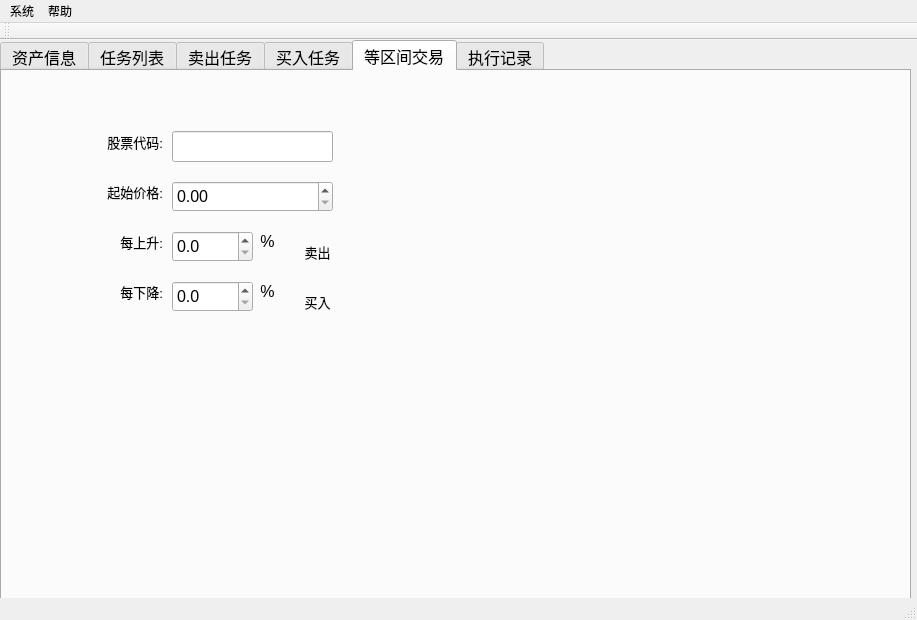
Qt form TradeWinner/trade_winner.ui (spartawwy/mytrd_proj) before a commit.
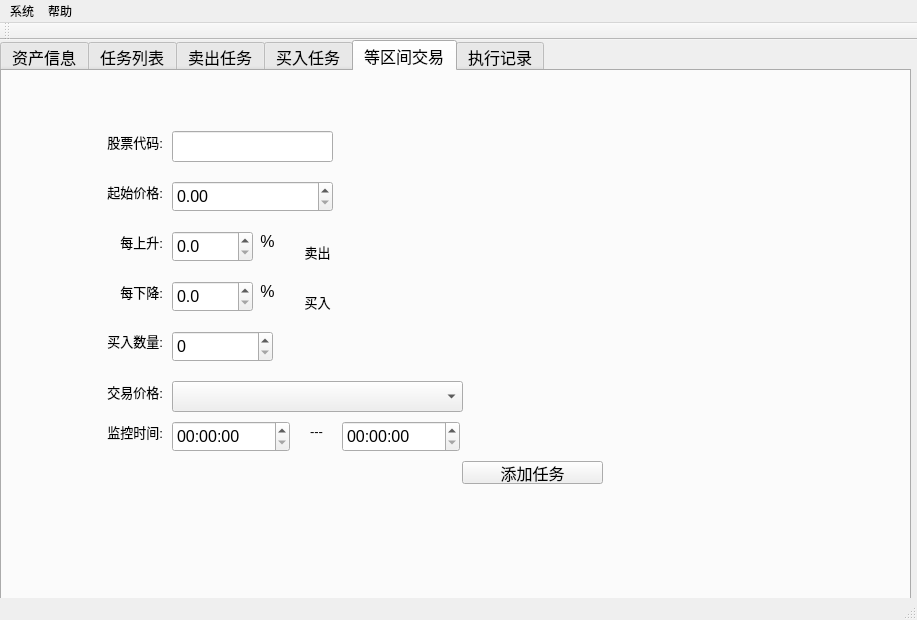
The same form after that commit.

```diff
--- a/TradeWinner/trade_winner.ui
+++ b/TradeWinner/trade_winner.ui
@@ -1750,6 +1750,143 @@
        <double>1000.000000000000000</double>
       </property>
      </widget>
+     <widget class="QLabel" name="label_price_level_3">
+      <property name="geometry">
+       <rect>
+        <x>70</x>
+        <y>310</y>
+        <width>91</width>
+        <height>21</height>
+       </rect>
+      </property>
+      <property name="font">
+       <font>
+        <pointsize>10</pointsize>
+       </font>
+      </property>
+      <property name="text">
+       <string>交易价格:</string>
+      </property>
+      <property name="alignment">
+       <set>Qt::AlignRight|Qt::AlignTrailing|Qt::AlignVCenter</set>
+      </property>
+     </widget>
+     <widget class="QTimeEdit" name="timeEdit_eqsec_begin">
+      <property name="geometry">
+       <rect>
+        <x>170</x>
+        <y>350</y>
+        <width>118</width>
+        <height>31</height>
+       </rect>
+      </property>
+     </widget>
+     <widget class="QLabel" name="label_buytask_monitor_time_2">
+      <property name="geometry">
+       <rect>
+        <x>70</x>
+        <y>350</y>
+        <width>91</width>
+        <height>21</height>
+       </rect>
+      </property>
+      <property name="font">
+       <font>
+        <pointsize>10</pointsize>
+       </font>
+      </property>
+      <property name="text">
+       <string>监控时间:</string>
+      </property>
+      <property name="alignment">
+       <set>Qt::AlignRight|Qt::AlignTrailing|Qt::AlignVCenter</set>
+      </property>
+     </widget>
+     <widget class="QTimeEdit" name="timeEdit_eqsec_end">
+      <property name="geometry">
+       <rect>
+        <x>340</x>
+        <y>350</y>
+        <width>118</width>
+        <height>31</height>
+       </rect>
+      </property>
+     </widget>
+     <widget class="QComboBox" name="combox_eqsec_price_level">
+      <property name="geometry">
+       <rect>
+        <x>170</x>
+        <y>310</y>
+        <width>291</width>
+        <height>31</height>
+       </rect>
+      </property>
+     </widget>
+     <widget class="QLabel" name="label_23">
+      <property name="geometry">
+       <rect>
+        <x>300</x>
+        <y>350</y>
+        <width>21</width>
+        <height>21</height>
+       </rect>
+      </property>
+      <property name="font">
+       <font>
+        <pointsize>10</pointsize>
+       </font>
+      </property>
+      <property name="text">
+       <string>---</string>
+      </property>
+      <property name="alignment">
+       <set>Qt::AlignRight|Qt::AlignTrailing|Qt::AlignVCenter</set>
+      </property>
+     </widget>
+     <widget class="QLabel" name="lab_buytask_quantity_2">
+      <property name="geometry">
+       <rect>
+        <x>70</x>
+        <y>259</y>
+        <width>91</width>
+        <height>21</height>
+       </rect>
+      </property>
+      <property name="font">
+       <font>
+        <pointsize>10</pointsize>
+       </font>
+      </property>
+      <property name="text">
+       <string>买入数量:</string>
+      </property>
+      <property name="alignment">
+       <set>Qt::AlignRight|Qt::AlignTrailing|Qt::AlignVCenter</set>
+      </property>
+     </widget>
+     <widget class="QSpinBox" name="spinBox_eqsec_quantity">
+      <property name="geometry">
+       <rect>
+        <x>170</x>
+        <y>260</y>
+        <width>101</width>
+        <height>31</height>
+       </rect>
+      </property>
+     </widget>
+     <widget class="QPushButton" name="pbtn_eqsec_buytask">
+      <property name="geometry">
+       <rect>
+        <x>460</x>
+        <y>390</y>
+        <width>141</width>
+        <height>23</height>
+       </rect>
+      </property>
+      <property name="text">
+       <string>添加任务</string>
+      </property>
+     </widget>
     </widget>
     <widget class="QWidget" name="tab_log">
      <attribute name="title">
```
Left out of the diff: 2 changed lines with no effect on the pictures.
